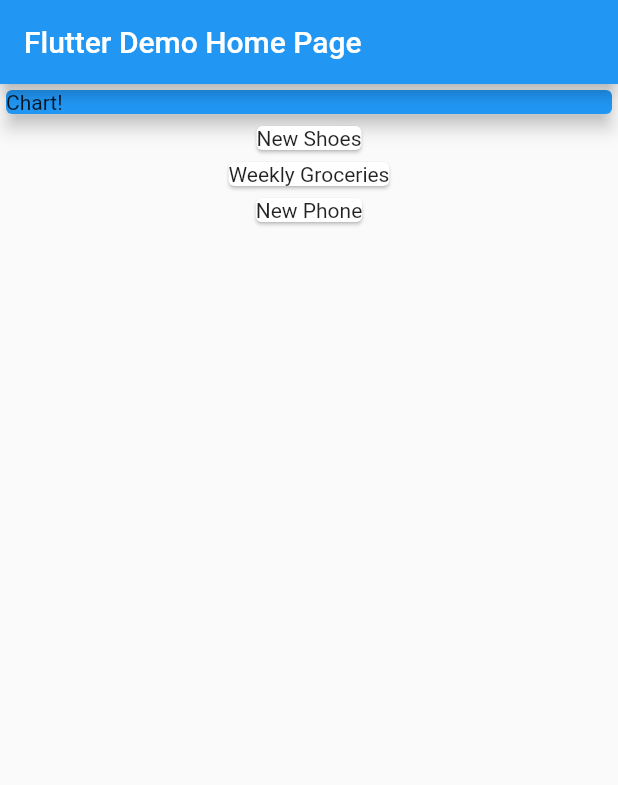
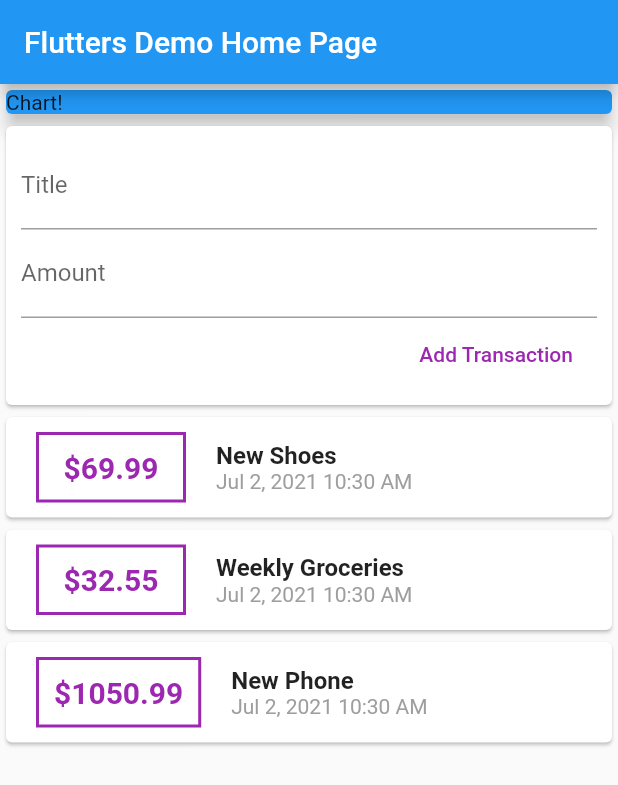
Before and after one commit to TJun-Jie/flutter_personal_expense_app, a Flutter app: the screen it shows after launch, on a phone screen of 412 x 824 dp. Shown: the top 785 px of the screen. Run offline on Flutter 3.47's test engine with Material 2 defaults, Android fonts, the phone set to English and light mode, and no system bars.

Commit message:
Split app into different widgets

```diff
--- a/lib/main.dart
+++ b/lib/main.dart
@@ -1,5 +1,5 @@
 import 'package:flutter/material.dart';
-import './transaction.dart';
+import 'package:personal_expenses_app/widgets/user_transaction.dart';
 
 void main() {
   runApp(MyApp());
@@ -14,65 +14,33 @@ class MyApp extends StatelessWidget {
       theme: ThemeData(
         primarySwatch: Colors.blue,
       ),
-      home: MyHomePage(title: 'Flutter Demo Home Page'),
+      home: MyHomePage(title: 'Flutters Demo Home Page'),
     );
   }
 }
 
-class MyHomePage extends StatefulWidget {
+class MyHomePage extends StatelessWidget {
   MyHomePage({Key key, @required this.title}) : super(key: key);
 
   final String title;
 
   @override
-  _MyHomePageState createState() => _MyHomePageState();
-}
-
-class _MyHomePageState extends State<MyHomePage> {
-  final List<Transaction> transactions = [
-    Transaction(
-      id: '1',
-      title: 'New Shoes',
-      amount: 69.99,
-      date: DateTime.now(),
-    ),
-    Transaction(
-      id: '2',
-      title: 'Weekly Groceries',
-      amount: 32.55,
-      date: DateTime.now(),
-    ),
-    Transaction(
-      id: '3',
-      title: 'New Phone',
-      amount: 1050.99,
-      date: DateTime.now(),
-    ),
-  ];
-  @override
   Widget build(BuildContext context) {
     return Scaffold(
       appBar: AppBar(
-        title: Text(widget.title),
+        title: Text(title),
       ),
       body: Column(
         children: <Widget>[
-          Card(
-            color: Colors.blue,
-            child: Container(
+          Container(
+            width: double.infinity,
+            child: Card(
+              color: Colors.blue,
               child: Text('Chart!'),
-              width: double.infinity,
+              elevation: 5,
             ),
-            elevation: 5,
           ),
-          Column(
-            children: transactions
-                .map((tx) => Card(
-                        child: Text(
-                      tx.title,
-                    )))
-                .toList(),
-          )
+          UserTransaction(),
         ],
       ),
     );
--- /dev/null
+++ b/lib/widgets/new_transaction.dart
@@ -0,0 +1,41 @@
+import 'package:flutter/material.dart';
+
+class NewTransaction extends StatelessWidget {
+  NewTransaction({Key key, this.addNewTransaction}) : super(key: key);
+  final titleController = TextEditingController();
+  final amountController = TextEditingController();
+  final Function addNewTransaction;
+
+  @override
+  Widget build(BuildContext context) {
+    return Card(
+      child: Container(
+        padding: EdgeInsets.all(10),
+        child: Column(
+          crossAxisAlignment: CrossAxisAlignment.end,
+          children: [
+            TextField(
+              decoration: InputDecoration(labelText: 'Title'),
+              controller: titleController,
+            ),
+            TextField(
+              decoration: InputDecoration(labelText: 'Amount'),
+              controller: amountController,
+            ),
+
+            // ignore: deprecated_member_use
+            FlatButton(
+              onPressed: () => {
+                addNewTransaction(
+                    titleController.text, double.parse(amountController.text))
+              },
+              child: Text('Add Transaction'),
+              textColor: Colors.purple,
+            )
+          ],
+        ),
+      ),
+    );
+  }
+  //
+}
--- /dev/null
+++ b/lib/widgets/transaction_list.dart
@@ -0,0 +1,61 @@
+import 'package:flutter/material.dart';
+import 'package:intl/intl.dart';
+import '../models/transaction.dart';
+
+class TransactionList extends StatelessWidget {
+  final List<Transaction> userTransactions;
+  TransactionList({Key key, this.userTransactions}) : super(key: key);
+
+  @override
+  Widget build(BuildContext context) {
+    return Container(
+      height: 300,
+      child: ListView.builder(
+        itemBuilder: (ctx, index) {
+          return Card(
+              child: Row(
+            children: [
+              Container(
+                constraints: BoxConstraints(minWidth: 100, maxWidth: 160),
+                padding: EdgeInsets.all(10),
+                margin: EdgeInsets.symmetric(vertical: 10, horizontal: 20),
+                decoration: BoxDecoration(
+                    border: Border.all(
+                  color: Colors.purple,
+                  width: 2,
+                )),
+                child: Text(
+                  '\$${userTransactions[index].amount}',
+                  textAlign: TextAlign.center,
+                  style: TextStyle(
+                      fontWeight: FontWeight.bold,
+                      fontSize: 20,
+                      color: Colors.purple),
+                ),
+              ),
+              Column(
+                crossAxisAlignment: CrossAxisAlignment.start,
+                children: [
+                  Text(
+                    userTransactions[index].title,
+                    style: TextStyle(fontSize: 16, fontWeight: FontWeight.bold),
+                  ),
+                  Text(
+                    DateFormat('MMM d, y hh:mm aaa')
+                        .format(userTransactions[index].date),
+                    style: TextStyle(
+                      color: Colors.grey,
+                    ),
+                  )
+                ],
+              ),
+            ],
+          ));
+        },
+        itemCount: userTransactions.length,
+      ),
+    );
+  }
+  //
+
+}
--- /dev/null
+++ b/lib/widgets/user_transaction.dart
@@ -0,0 +1,58 @@
+import 'package:flutter/material.dart';
+import '../widgets/new_transaction.dart';
+import '../widgets/transaction_list.dart';
+import '../models/transaction.dart';
+
+class UserTransaction extends StatefulWidget {
+  const UserTransaction({Key key}) : super(key: key);
+
+  @override
+  _UserTransactionState createState() => _UserTransactionState();
+}
+
+class _UserTransactionState extends State<UserTransaction> {
+  void _addNewTransaction(String title, double amount) {
+    final newTx = Transaction(
+        id: _userTransactions.length.toString(),
+        title: title,
+        amount: amount,
+        date: DateTime.now());
+    setState(() {
+      _userTransactions.add(newTx);
+    });
+  }
+
+  final List<Transaction> _userTransactions = [
+    Transaction(
+      id: '1',
+      title: 'New Shoes',
+      amount: 69.99,
+      date: DateTime.now(),
+    ),
+    Transaction(
+      id: '2',
+      title: 'Weekly Groceries',
+      amount: 32.55,
+      date: DateTime.now(),
+    ),
+    Transaction(
+      id: '3',
+      title: 'New Phone',
+      amount: 1050.99,
+      date: DateTime.now(),
+    ),
+  ];
+  @override
+  Widget build(BuildContext context) {
+    return Column(
+      children: [
+        NewTransaction(
+          addNewTransaction: _addNewTransaction,
+        ),
+        TransactionList(
+          userTransactions: _userTransactions,
+        ),
+      ],
+    );
+  }
+}
--- a/pubspec.yaml
+++ b/pubspec.yaml
@@ -28,6 +28,7 @@ dependencies:
   # The following adds the Cupertino Icons font to your application.
   # Use with the CupertinoIcons class for iOS style icons.
   cupertino_icons: ^1.0.2
+  intl: ^0.17.0
 
 dev_dependencies:
   flutter_test:
```
Also changed, not shown: lib/models/transaction.dart (renamed from lib/transaction.dart), pubspec.lock.
